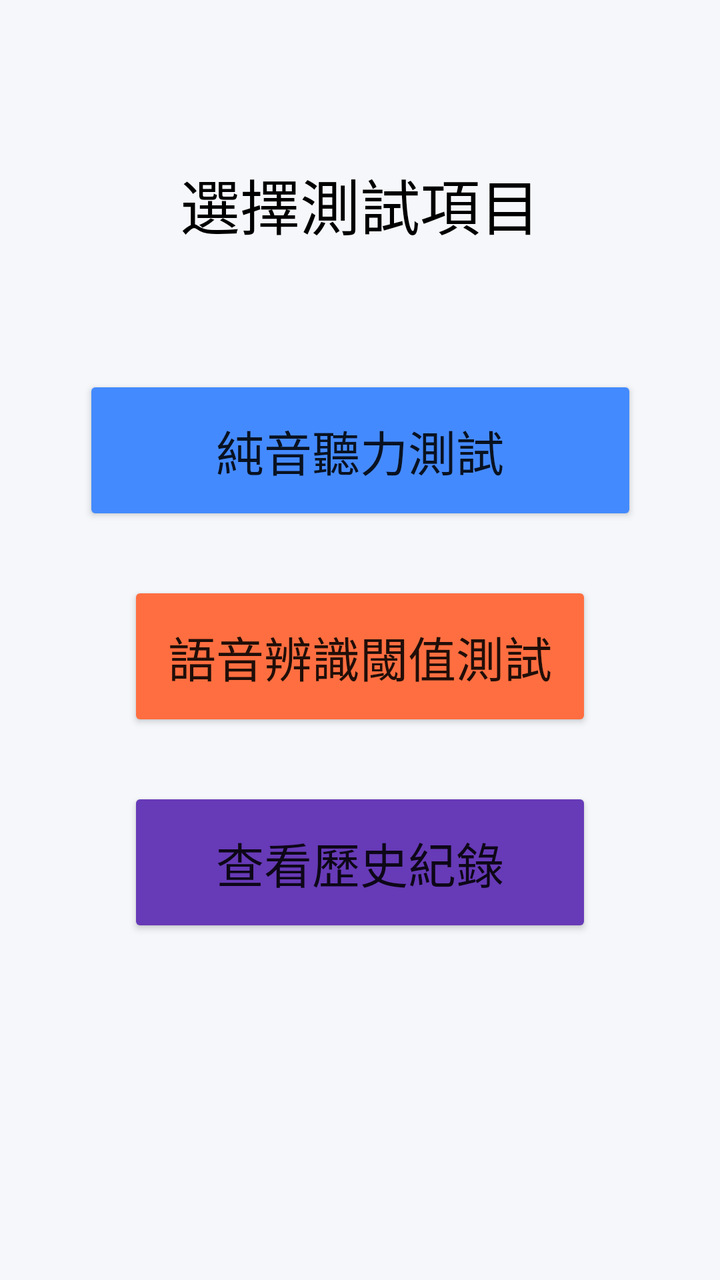
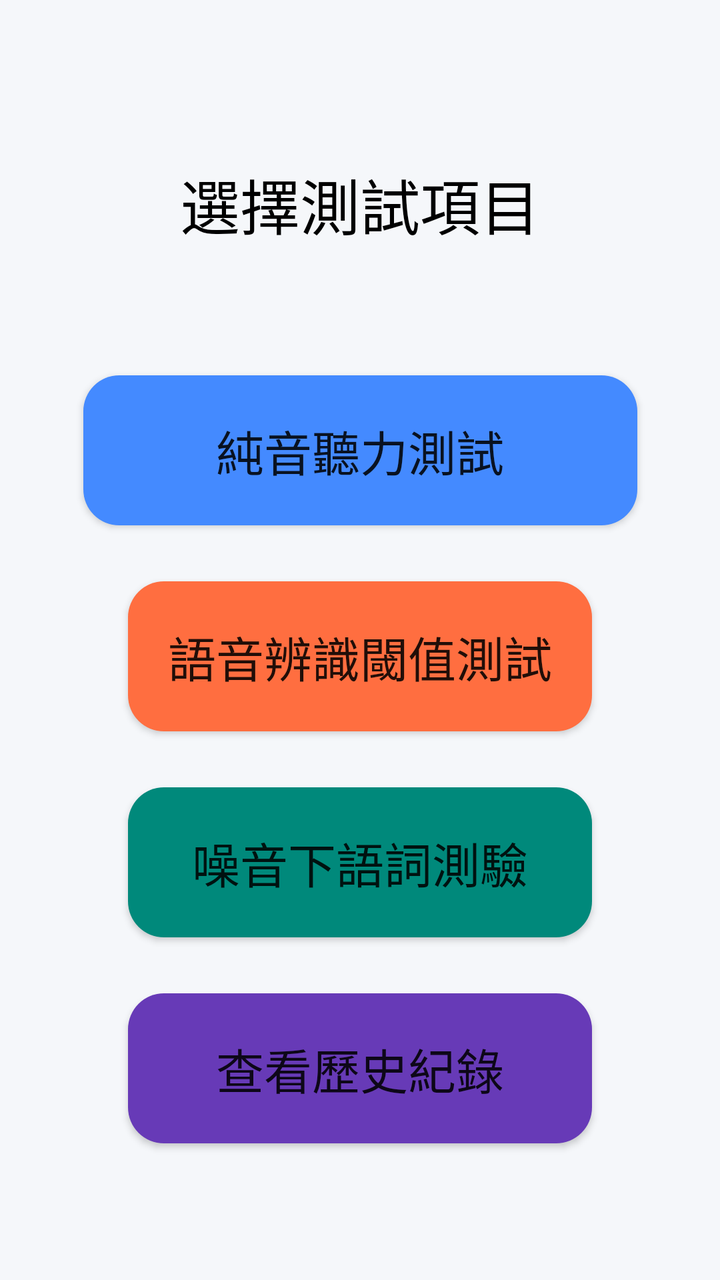

Screens rendered from an Android XML layout before and after an edit, with the pre-edit source and the edit as a unified diff.
<!-- AndroidManifest.xml: activity theme Theme.AppCompat.Light.NoActionBar -->
<!-- res/layout/activity_test_select.xml -->
<?xml version="1.0" encoding="utf-8"?>
<androidx.constraintlayout.widget.ConstraintLayout xmlns:android="http://schemas.android.com/apk/res/android"
    xmlns:app="http://schemas.android.com/apk/res-auto"
    xmlns:tools="http://schemas.android.com/tools"
    android:layout_width="match_parent"
    android:layout_height="match_parent"
    android:fitsSystemWindows="true"
    android:background="#F5F7FA"
    tools:context=".TestSelectActivity">

    <TextView
        android:id="@+id/textView_test_select_title"
        android:layout_width="wrap_content"
        android:layout_height="wrap_content"
        android:layout_marginTop="80dp"
        android:text="@string/testSelect_title"
        android:textSize="30sp"
        android:textColor="@android:color/black"
        app:layout_constraintTop_toTopOf="parent"
        app:layout_constraintStart_toStartOf="parent"
        app:layout_constraintEnd_toEndOf="parent" />

    <Button
        android:id="@+id/button_pure_tone_test"
        android:layout_width="277dp"
        android:layout_height="75dp"
        android:layout_marginStart="64dp"
        android:layout_marginTop="64dp"
        android:layout_marginEnd="64dp"
        android:backgroundTint="#448AFF"
        android:text="@string/testSelect_button_PureToneTest"
        android:textSize="24sp"
        app:layout_constraintEnd_toEndOf="parent"
        app:layout_constraintStart_toStartOf="parent"
        app:layout_constraintTop_toBottomOf="@+id/textView_test_select_title" />

    <Button
        android:id="@+id/button_speech_audiometry"
        android:layout_width="0dp"
        android:layout_height="75dp"
        android:layout_marginStart="64dp"
        android:layout_marginTop="28dp"
        android:layout_marginEnd="64dp"
        android:backgroundTint="#FF6E40"
        android:text="@string/testSelect_button_SpeechAudiometry"
        android:textSize="24sp"
        app:layout_constraintEnd_toEndOf="parent"
        app:layout_constraintHorizontal_bias="0.0"
        app:layout_constraintStart_toStartOf="parent"
        app:layout_constraintTop_toBottomOf="@+id/button_pure_tone_test" />

    <Button
        android:id="@+id/button_view_history"
        android:layout_width="0dp"
        android:layout_height="75dp"
        android:layout_marginStart="64dp"
        android:layout_marginTop="28dp"
        android:layout_marginEnd="64dp"
        android:backgroundTint="#673AB7"
        android:text="@string/testSelect_button_ViewHistory"
        android:textSize="24sp"
        app:layout_constraintEnd_toEndOf="parent"
        app:layout_constraintStart_toStartOf="parent"
        app:layout_constraintTop_toBottomOf="@+id/button_speech_audiometry" />

</androidx.constraintlayout.widget.ConstraintLayout>
<!-- resources referenced by this layout -->
<resources>
  <string name="testSelect_button_PureToneTest">純音聽力測試</string>
  <string name="testSelect_button_SpeechAudiometry">語音辨識閾值測試</string>
  <string name="testSelect_button_ViewHistory">查看歷史紀錄</string>
  <string name="testSelect_title">選擇測試項目</string>
</resources>

<!-- the commit's change to res/layout/activity_test_select.xml (unified diff, before → after) -->
@@ -32,7 +32,8 @@
         android:textSize="24sp"
         app:layout_constraintEnd_toEndOf="parent"
         app:layout_constraintStart_toStartOf="parent"
-        app:layout_constraintTop_toBottomOf="@+id/textView_test_select_title" />
+        app:layout_constraintTop_toBottomOf="@+id/textView_test_select_title"
+        android:background="@drawable/rounded_button" />
 
     <Button
         android:id="@+id/button_speech_audiometry"
@@ -47,7 +48,23 @@
         app:layout_constraintEnd_toEndOf="parent"
         app:layout_constraintHorizontal_bias="0.0"
         app:layout_constraintStart_toStartOf="parent"
-        app:layout_constraintTop_toBottomOf="@+id/button_pure_tone_test" />
+        app:layout_constraintTop_toBottomOf="@+id/button_pure_tone_test"
+        android:background="@drawable/rounded_button" />
+
+    <Button
+        android:id="@+id/button_ssn_test"
+        android:layout_width="0dp"
+        android:layout_height="75dp"
+        android:layout_marginStart="64dp"
+        android:layout_marginTop="28dp"
+        android:layout_marginEnd="64dp"
+        android:backgroundTint="#00897B"
+        android:text="噪音下語詞測驗"
+        android:textSize="24sp"
+        app:layout_constraintEnd_toEndOf="parent"
+        app:layout_constraintStart_toStartOf="parent"
+        app:layout_constraintTop_toBottomOf="@+id/button_speech_audiometry"
+        android:background="@drawable/rounded_button" />
 
     <Button
         android:id="@+id/button_view_history"
@@ -61,6 +78,7 @@
         android:textSize="24sp"
         app:layout_constraintEnd_toEndOf="parent"
         app:layout_constraintStart_toStartOf="parent"
-        app:layout_constraintTop_toBottomOf="@+id/button_speech_audiometry" />
+        app:layout_constraintTop_toBottomOf="@+id/button_ssn_test"
+        android:background="@drawable/rounded_button" />
 
 </androidx.constraintlayout.widget.ConstraintLayout>
<!-- resource entries referenced after the edit -->
@@ -1,5 +1,12 @@
 <!-- resources referenced by this layout -->
 <resources>
+  <!-- drawable rounded_button (drawable) -->
+  <?xml version="1.0" encoding="utf-8"?>
+  <shape xmlns:android="http://schemas.android.com/apk/res/android"
+      android:shape="rectangle">
+      <solid android:color="#FFFFFF" />
+      <corners android:radius="18dp" />
+  </shape>
   <string name="testSelect_button_PureToneTest">純音聽力測試</string>
   <string name="testSelect_button_SpeechAudiometry">語音辨識閾值測試</string>
   <string name="testSelect_button_ViewHistory">查看歷史紀錄</string>
